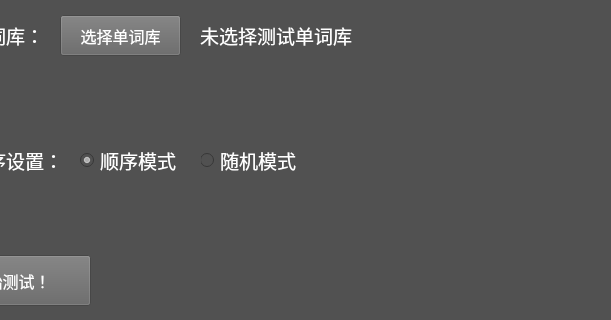
The window that SpellMenu.ui (liyuxuan2003/ParrotWords) describes before a commit, drawn with Qt 5; both pictures show x 120 to 731 and y 145 to 465 of the 1200 by 675 pixel window.
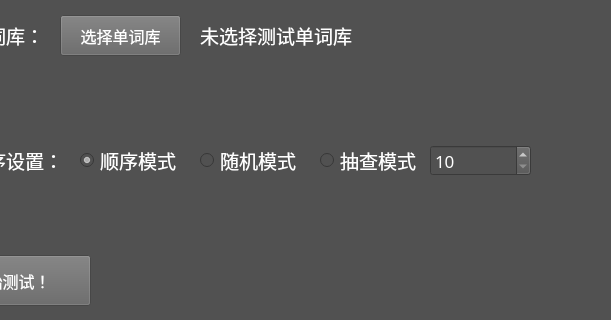
The same window after the commit.

Diff of the .ui file:
```diff
--- a/SpellMenu.ui
+++ b/SpellMenu.ui
@@ -132,7 +132,7 @@
     <rect>
      <x>320</x>
      <y>290</y>
-     <width>121</width>
+     <width>111</width>
      <height>31</height>
     </rect>
    </property>
@@ -225,7 +225,7 @@
     <rect>
      <x>200</x>
      <y>290</y>
-     <width>121</width>
+     <width>111</width>
      <height>31</height>
     </rect>
    </property>
@@ -248,6 +248,59 @@
     <bool>true</bool>
    </property>
   </widget>
+  <widget class="QSpinBox" name="spinBoxSelect">
+   <property name="geometry">
+    <rect>
+     <x>550</x>
+     <y>290</y>
+     <width>101</width>
+     <height>31</height>
+    </rect>
+   </property>
+   <property name="font">
+    <font>
+     <family>等线</family>
+     <pointsize>13</pointsize>
+    </font>
+   </property>
+   <property name="styleSheet">
+    <string notr="true">color: rgb(255, 255, 255);</string>
+   </property>
+   <property name="minimum">
+    <number>10</number>
+   </property>
+   <property name="maximum">
+    <number>10000</number>
+   </property>
+   <property name="singleStep">
+    <number>10</number>
+   </property>
+  </widget>
+  <widget class="QRadioButton" name="radioButtonSelect">
+   <property name="geometry">
+    <rect>
+     <x>440</x>
+     <y>290</y>
+     <width>101</width>
+     <height>31</height>
+    </rect>
+   </property>
+   <property name="font">
+    <font>
+     <family>等线</family>
+     <pointsize>14</pointsize>
+    </font>
+   </property>
+   <property name="styleSheet">
+    <string notr="true">color: rgb(255, 255, 255);</string>
+   </property>
+   <property name="text">
+    <string>抽查模式</string>
+   </property>
+   <property name="checked">
+    <bool>false</bool>
+   </property>
+  </widget>
  </widget>
  <resources/>
  <connections/>
```
